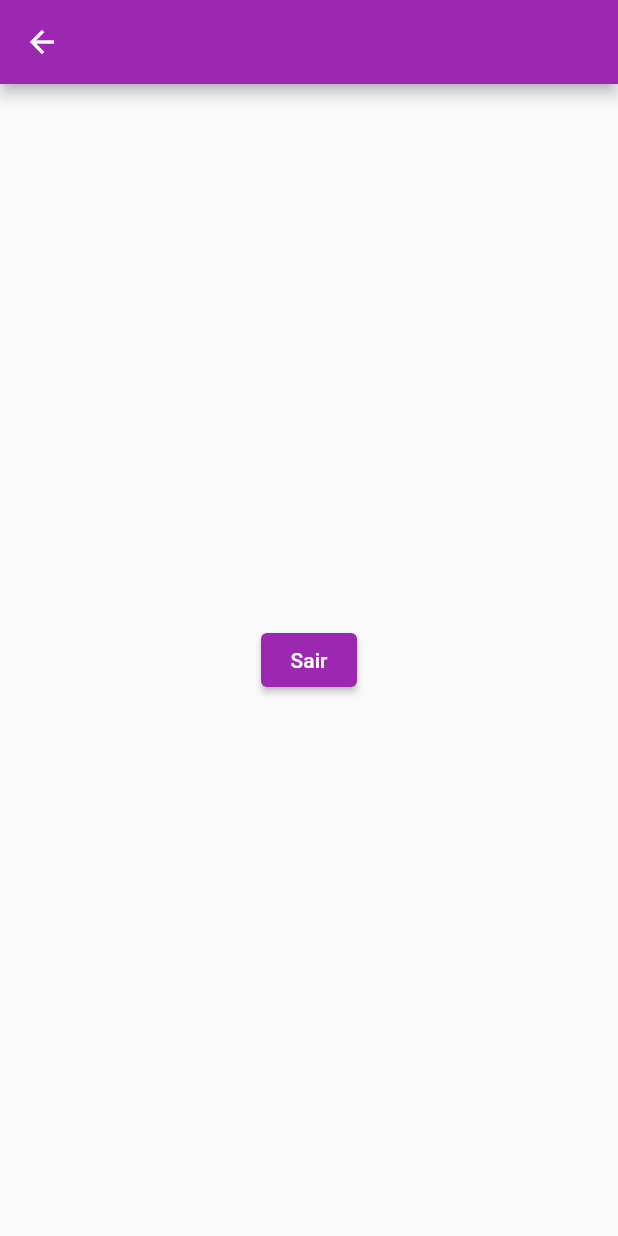
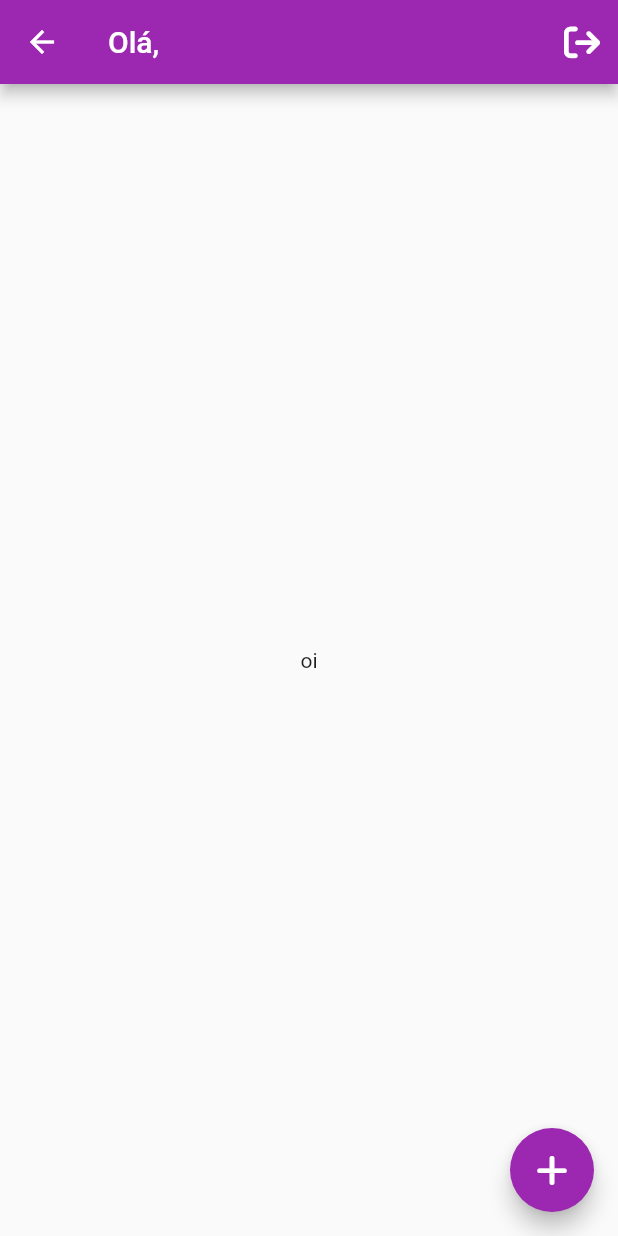
Before and after one commit to prodevcom/notepad-getx, a Flutter app: the HomePage screen opened by its route, on a phone screen of 412 x 824 dp. Run offline on Flutter 3.47's test engine with Material 2 defaults, Android fonts, the phone set to English and light mode, and no system bars; our stand-ins replace firebase_auth, firebase_core, firebase_crashlytics, font_awesome_flutter, get; accounts and stored records are empty.

Commit message:
home screen with controller and custom app bar

```diff
--- /dev/null
+++ b/lib/src/pages/home/binding/home_binding.dart
@@ -0,0 +1,10 @@
+import 'package:get/get.dart';
+
+import 'package:notepad/src/pages/home/controller/home_controller.dart';
+
+class HomeBinding extends Bindings {
+  @override
+  void dependencies() {
+    Get.put(HomeController());
+  }
+}
--- /dev/null
+++ b/lib/src/pages/home/components/float_button.dart
@@ -0,0 +1,31 @@
+import 'package:flutter/material.dart';
+
+import 'package:font_awesome_flutter/font_awesome_flutter.dart';
+
+class HomeAppBarWidget extends StatelessWidget with PreferredSizeWidget {
+  const HomeAppBarWidget({
+    super.key,
+    required this.title,
+    this.signOut,
+  });
+
+  final String title;
+  final void Function()? signOut;
+
+  @override
+  Widget build(BuildContext context) {
+    return AppBar(
+      title: Text(title),
+      centerTitle: false,
+      actions: [
+        IconButton(
+          onPressed: signOut,
+          icon: const FaIcon(FontAwesomeIcons.arrowRightFromBracket),
+        )
+      ],
+    );
+  }
+
+  @override
+  Size get preferredSize => const Size.fromHeight(kToolbarHeight);
+}
--- /dev/null
+++ b/lib/src/pages/home/controller/home_controller.dart
@@ -0,0 +1,17 @@
+import 'package:firebase_auth/firebase_auth.dart';
+import 'package:get/get.dart';
+
+import 'package:notepad/src/system/routes.dart';
+
+class HomeController extends GetxController {
+  final FirebaseAuth auth = FirebaseAuth.instance;
+
+  String get displayName =>
+      "Olá, ${auth.currentUser?.displayName?.split(" ").first ?? "Fulan"}";
+
+  void signOut() {
+    FirebaseAuth auth = FirebaseAuth.instance;
+    auth.signOut();
+    Get.offNamed(AppPages.login);
+  }
+}
--- a/lib/src/pages/home/home_page.dart
+++ b/lib/src/pages/home/home_page.dart
@@ -1,28 +1,30 @@
 import 'package:flutter/material.dart';
 
-import 'package:firebase_auth/firebase_auth.dart';
-import 'package:get/route_manager.dart';
+import 'package:font_awesome_flutter/font_awesome_flutter.dart';
+import 'package:get/get.dart';
 
-import 'package:notepad/src/system/routes.dart';
+import 'package:notepad/src/pages/home/components/float_button.dart';
+import 'package:notepad/src/pages/home/controller/home_controller.dart';
 
-class HomePage extends StatelessWidget {
-  static String id = '/';
+class HomePage extends GetView<HomeController> {
   const HomePage({super.key});
 
   @override
   Widget build(BuildContext context) {
     return Scaffold(
-      appBar: AppBar(),
-      body: Center(
-        child: ElevatedButton(
-          onPressed: () {
-            FirebaseAuth auth = FirebaseAuth.instance;
-            auth.signOut();
-
-            Get.offNamed(AppPages.login);
-          },
-          child: const Text("Sair"),
-        ),
+      appBar: HomeAppBarWidget(
+        title: controller.displayName,
+        signOut: controller.signOut,
+      ),
+      // TODO: Challenge - Fazer um ListView com ListTile para mostrar as notas
+      body: const Center(
+        child: Text("oi"),
+      ),
+      floatingActionButton: FloatingActionButton(
+        child: const FaIcon(FontAwesomeIcons.plus),
+        onPressed: () {
+          print("Ir para nova nota!");
+        },
       ),
     );
   }
--- a/lib/src/system/routes.dart
+++ b/lib/src/system/routes.dart
@@ -3,6 +3,7 @@ import 'dart:developer';
 import 'package:firebase_auth/firebase_auth.dart';
 import 'package:get/route_manager.dart';
 
+import 'package:notepad/src/pages/home/binding/home_binding.dart';
 import 'package:notepad/src/pages/home/home_page.dart';
 import 'package:notepad/src/pages/login/binding/login_binding.dart';
 import 'package:notepad/src/pages/login/login_page.dart';
@@ -28,7 +29,11 @@ abstract class PageRoutes {
 
   // Rotas Existes do App
   static List<GetPage> pages = [
-    GetPage(name: AppPages.home, page: () => const HomePage()),
+    GetPage(
+      name: AppPages.home,
+      page: () => const HomePage(),
+      binding: HomeBinding(),
+    ),
     GetPage(
       name: AppPages.register,
       page: () => const RegisterPage(),
```
Also changed, not shown: lib/src/pages/home/components/app_bar.dart (added).
